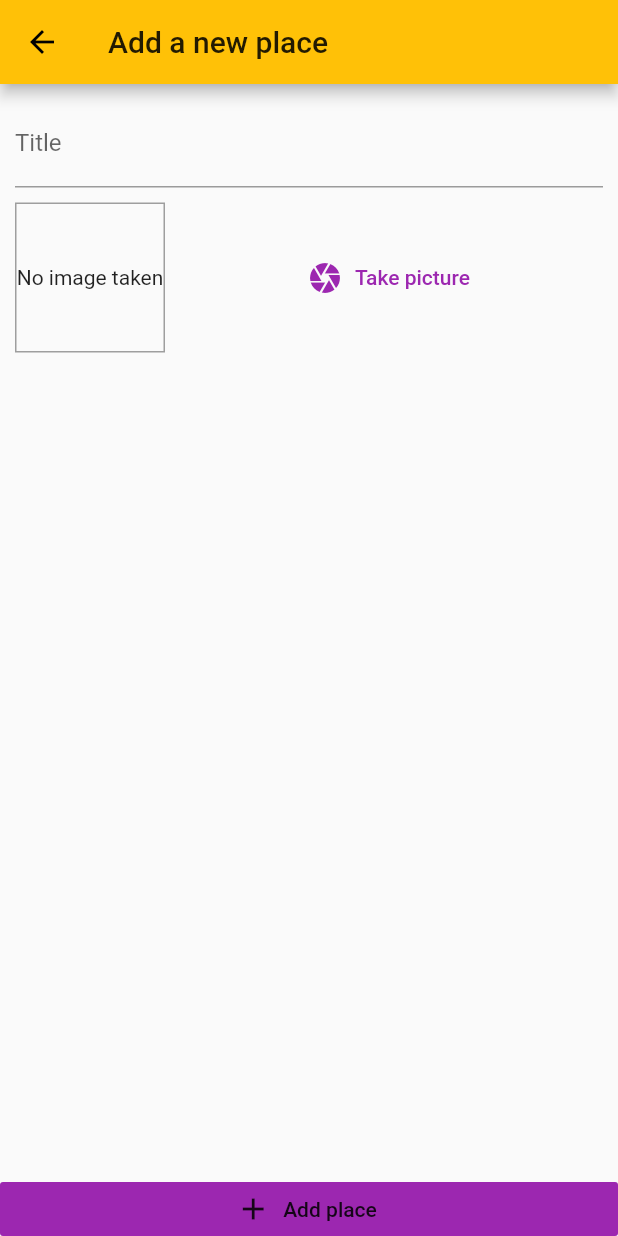
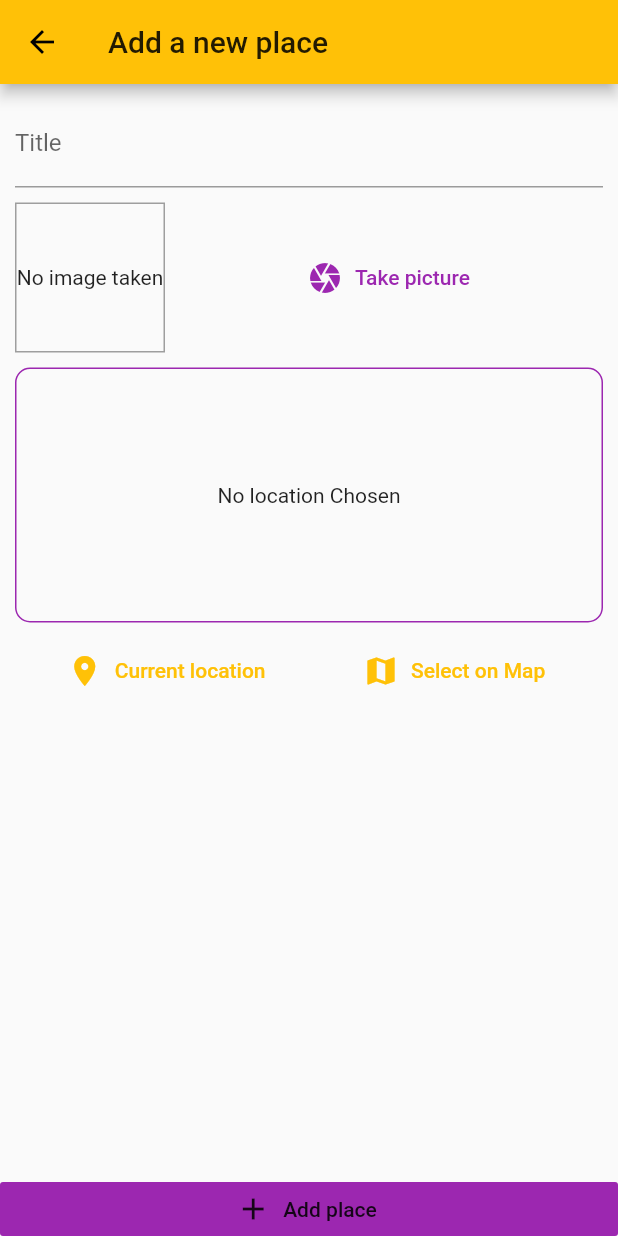
Before and after one commit to jjsebastianfuertes/GREAT_PLACES, a Flutter app: the AddPlaceScreen screen opened by its route, after a tap on "Add place", on a phone screen of 412 x 824 dp. Run offline on Flutter 3.47's test engine with Material 2 defaults, Android fonts, the phone set to English and light mode, and no system bars; our stand-ins replace google_maps_flutter, image_picker, location, sqflite; accounts and stored records are empty.

```diff
--- a/lib/models/place.dart
+++ b/lib/models/place.dart
@@ -7,7 +7,7 @@ class PlaceLocation {
   final double longitude;
   final String address;
 
-  PlaceLocation({
+  const PlaceLocation({
     @required this.latitude,
     @required this.longitude,
     this.address,
--- a/lib/screens/add_place_screen.dart
+++ b/lib/screens/add_place_screen.dart
@@ -1,8 +1,10 @@
 import 'dart:io';
 
 import 'package:flutter/material.dart';
+import 'package:great_places_app/models/place.dart';
 import 'package:great_places_app/providers/great_places.dart';
 import 'package:great_places_app/widgets/image_input.dart';
+import 'package:great_places_app/widgets/location_input.dart';
 import 'package:provider/provider.dart';
 
 class AddPlaceScreen extends StatefulWidget {
@@ -15,22 +17,36 @@ class AddPlaceScreen extends StatefulWidget {
 class _AddPlaceScreenState extends State<AddPlaceScreen> {
   final _titleController = TextEditingController();
   File _pickedImage;
+  PlaceLocation _pickedLocation;
 
   void _selectImage(File pickedImage) {
     _pickedImage = pickedImage;
   }
 
+  void _selectPlace(double lat, double lng) {
+    _pickedLocation = PlaceLocation(latitude: lat, longitude: lng);
+  }
+
   void _savePlace() {
-    if (_titleController.text.isEmpty || _pickedImage == null) {
+    if (_titleController.text.isEmpty ||
+        _pickedImage == null ||
+        _pickedLocation == null) {
       return;
     }
     Provider.of<GreatPlaces>(context, listen: false)
-        .addPlace(_titleController.text, _pickedImage);
+        .addPlace(_titleController.text, _pickedImage, _pickedLocation);
     Navigator.of(context).pop();
   }
 
   @override
+  void dispose() {
+    _titleController.dispose();
+    super.dispose();
+  }
+
+  @override
   Widget build(BuildContext context) {
+    print("ERROR TITLE");
     return Scaffold(
       appBar: AppBar(
         title: Text("Add a new place"),
@@ -50,6 +66,10 @@ class _AddPlaceScreenState extends State<AddPlaceScreen> {
                     ),
                     SizedBox(height: 10),
                     ImageInput(_selectImage),
+                    SizedBox(
+                      height: 10,
+                    ),
+                    LocationInput(_selectPlace),
                   ],
                 ),
               ),
--- a/lib/screens/places_list_screen.dart
+++ b/lib/screens/places_list_screen.dart
@@ -39,6 +39,7 @@ class PlacesListScreen extends StatelessWidget {
                             ),
                           ),
                           title: Text(greatPlaces.items[i].title),
+                          subtitle: Text(greatPlaces.items[i].location.address),
                           onTap: () {},
                         ),
                       ),
--- /dev/null
+++ b/lib/widgets/location_input.dart
@@ -0,0 +1,113 @@
+import 'package:flutter/material.dart';
+import 'package:google_maps_flutter/google_maps_flutter.dart';
+import 'package:great_places_app/helpers/location_helper.dart';
+import 'package:great_places_app/screens/map_screen.dart';
+import 'package:location/location.dart';
+
+class LocationInput extends StatefulWidget {
+  final Function onSelectPlace;
+  LocationInput(this.onSelectPlace);
+
+  @override
+  _LocationInputState createState() => _LocationInputState();
+}
+
+class _LocationInputState extends State<LocationInput> {
+  String _previewImageUrl;
+
+  void _showMapPreview(double latitude, double longitude) {
+    final staticMapImageUrl = LocationHelper.generateLocationPreviewImage(
+      latitude: latitude,
+      longitude: longitude,
+    );
+    setState(() {
+      _previewImageUrl = staticMapImageUrl;
+    });
+  }
+
+  Future<void> _getCurrentUserLocation() async {
+    bool _serviceEnabled;
+    Location location = Location();
+    LocationData _locationData;
+    PermissionStatus _permissionGranted;
+
+    _serviceEnabled = await location.serviceEnabled();
+    if (!_serviceEnabled) {
+      _serviceEnabled = await location.requestService();
+      if (!_serviceEnabled) {
+        return;
+      }
+    }
+
+    _permissionGranted = await location.hasPermission();
+    if (_permissionGranted == PermissionStatus.denied) {
+      _permissionGranted = await location.requestPermission();
+      if (_permissionGranted != PermissionStatus.granted) {
+        return;
+      }
+    }
+    try {
+      _locationData = await location.getLocation();
+    } catch (err) {}
+    _showMapPreview(_locationData.latitude, _locationData.longitude);
+    widget.onSelectPlace(_locationData.latitude, _locationData.longitude);
+  }
+
+  Future<void> _selectOnMap() async {
+    final LatLng selectedLocation = await Navigator.of(context).push(
+      MaterialPageRoute(
+          builder: (ctx) => MapScreen(
+                isSelecting: true,
+              )),
+    );
+    if (selectedLocation == null) {
+      return;
+    }
+    _showMapPreview(selectedLocation.latitude, selectedLocation.longitude);
+    widget.onSelectPlace(selectedLocation.latitude, selectedLocation.longitude);
+  }
+
+  @override
+  Widget build(BuildContext context) {
+    return Column(
+      children: <Widget>[
+        Container(
+          decoration: BoxDecoration(
+            border: Border.all(width: 1, color: Theme.of(context).accentColor),
+            borderRadius: BorderRadius.circular(10),
+          ),
+          height: 170,
+          width: double.infinity,
+          alignment: Alignment.center,
+          child: _previewImageUrl == null
+              ? Text(
+                  "No location Chosen",
+                  textAlign: TextAlign.center,
+                )
+              : Image.network(
+                  _previewImageUrl,
+                  fit: BoxFit.cover,
+                  width: double.infinity,
+                ),
+        ),
+        ButtonBar(
+          alignment: MainAxisAlignment.spaceAround,
+          children: <Widget>[
+            FlatButton.icon(
+              onPressed: _getCurrentUserLocation,
+              icon: Icon(Icons.location_on),
+              textColor: Theme.of(context).primaryColor,
+              label: Text("Current location"),
+            ),
+            FlatButton.icon(
+              onPressed: _selectOnMap,
+              icon: Icon(Icons.map),
+              textColor: Theme.of(context).primaryColor,
+              label: Text("Select on Map"),
+            ),
+          ],
+        )
+      ],
+    );
+  }
+}
```
Also changed, not shown: lib/screens/map_screen.dart (added, +67 -0 lines).
